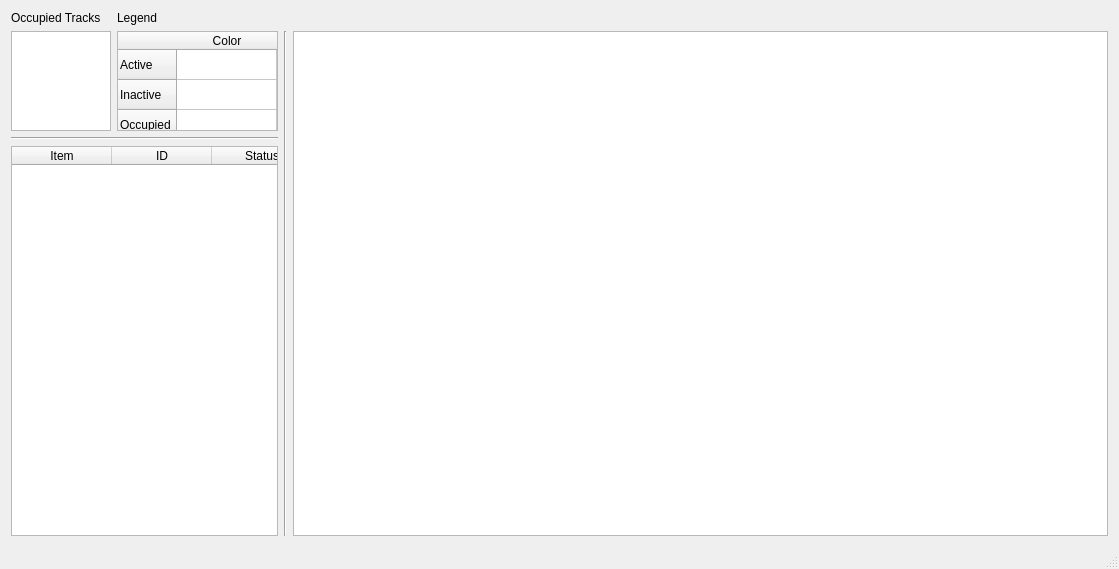
Above: mainwindow.ui from leeseemann/CPE_453 before the change. Below: the same form after it.
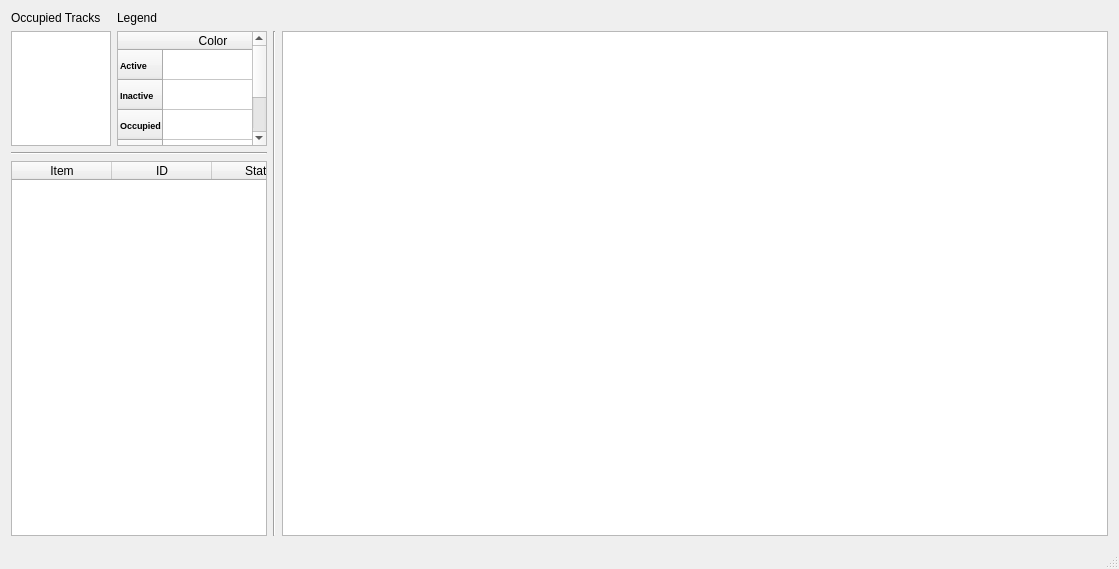
That is the form after the change.

```diff
--- a/mainwindow.ui
+++ b/mainwindow.ui
@@ -15,8 +15,8 @@
   </property>
   <widget class="QWidget" name="centralwidget">
    <layout class="QGridLayout" name="gridLayout">
-    <item row="1" column="1">
-     <widget class="QTableWidget" name="legend">
+    <item row="1" column="0">
+     <widget class="QListWidget" name="occupiedTracksList">
       <property name="sizePolicy">
        <sizepolicy hsizetype="Maximum" vsizetype="Expanding">
         <horstretch>0</horstretch>
@@ -26,74 +26,15 @@
       <property name="maximumSize">
        <size>
         <width>16777215</width>
-        <height>100</height>
+        <height>115</height>
        </size>
       </property>
-      <property name="verticalScrollBarPolicy">
-       <enum>Qt::ScrollBarAlwaysOff</enum>
-      </property>
       <property name="horizontalScrollBarPolicy">
        <enum>Qt::ScrollBarAlwaysOff</enum>
       </property>
       <property name="sizeAdjustPolicy">
        <enum>QAbstractScrollArea::AdjustToContents</enum>
       </property>
-      <row>
-       <property name="text">
-        <string>Active</string>
-       </property>
-      </row>
-      <row>
-       <property name="text">
-        <string>Inactive</string>
-       </property>
-      </row>
-      <row>
-       <property name="text">
-        <string>Occupied</string>
-       </property>
-      </row>
-      <column>
-       <property name="text">
-        <string>Color</string>
-       </property>
-       <property name="textAlignment">
-        <set>AlignHCenter|AlignVCenter|AlignCenter</set>
-       </property>
-      </column>
-      <item row="0" column="0">
-       <property name="text">
-        <string/>
-       </property>
-       <property name="background">
-        <brush brushstyle="NoBrush">
-         <color alpha="255">
-          <red>0</red>
-          <green>0</green>
-          <blue>0</blue>
-         </color>
-        </brush>
-       </property>
-      </item>
-      <item row="1" column="0">
-       <property name="text">
-        <string/>
-       </property>
-      </item>
-      <item row="2" column="0">
-       <property name="text">
-        <string/>
-       </property>
-       <property name="foreground">
-        <brush brushstyle="NoBrush">
-         <color alpha="255">
-          <red>0</red>
-          <green>0</green>
-          <blue>0</blue>
-         </color>
-        </brush>
-       </property>
-      </item>
      </widget>
     </item>
     <item row="1" column="3" rowspan="3">
@@ -103,20 +44,6 @@
       </property>
      </widget>
     </item>
-    <item row="2" column="0" colspan="2">
-     <widget class="Line" name="line">
-      <property name="orientation">
-       <enum>Qt::Horizontal</enum>
-      </property>
-     </widget>
-    </item>
-    <item row="0" column="0">
-     <widget class="QLabel" name="lblOccupiedTracks">
-      <property name="text">
-       <string>Occupied Tracks</string>
-      </property>
-     </widget>
-    </item>
     <item row="0" column="1">
      <widget class="QLabel" name="lblLegend">
       <property name="text">
@@ -124,6 +51,27 @@
       </property>
      </widget>
     </item>
+    <item row="0" column="0">
+     <widget class="QLabel" name="lblOccupiedTracks">
+      <property name="text">
+       <string>Occupied Tracks</string>
+      </property>
+     </widget>
+    </item>
+    <item row="2" column="0" colspan="2">
+     <widget class="Line" name="line">
+      <property name="orientation">
+       <enum>Qt::Horizontal</enum>
+      </property>
+     </widget>
+    </item>
+    <item row="1" column="2" rowspan="3">
+     <widget class="Line" name="line_2">
+      <property name="orientation">
+       <enum>Qt::Vertical</enum>
+      </property>
+     </widget>
+    </item>
     <item row="3" column="0" colspan="2">
      <widget class="QTreeWidget" name="treeWidget">
       <property name="maximumSize">
@@ -170,44 +118,82 @@
       </column>
      </widget>
     </item>
-    <item row="1" column="2" rowspan="3">
-     <widget class="Line" name="line_2">
-      <property name="orientation">
-       <enum>Qt::Vertical</enum>
-      </property>
-     </widget>
-    </item>
-    <item row="1" column="0">
-     <widget class="QListWidget" name="occupiedTracksList">
-      <property name="sizePolicy">
-       <sizepolicy hsizetype="Maximum" vsizetype="Expanding">
-        <horstretch>0</horstretch>
-        <verstretch>0</verstretch>
-       </sizepolicy>
-      </property>
+    <item row="1" column="1">
+     <widget class="QTableWidget" name="legend">
       <property name="maximumSize">
        <size>
-        <width>16777215</width>
-        <height>100</height>
+        <width>150</width>
+        <height>115</height>
        </size>
       </property>
-      <property name="horizontalScrollBarPolicy">
-       <enum>Qt::ScrollBarAlwaysOff</enum>
-      </property>
-      <property name="sizeAdjustPolicy">
-       <enum>QAbstractScrollArea::AdjustToContents</enum>
-      </property>
+      <row>
+       <property name="text">
+        <string>Active</string>
+       </property>
+       <property name="font">
+        <font>
+         <pointsize>7</pointsize>
+         <weight>75</weight>
+         <bold>true</bold>
+        </font>
+       </property>
+      </row>
+      <row>
+       <property name="text">
+        <string>Inactive</string>
+       </property>
+       <property name="font">
+        <font>
+         <pointsize>7</pointsize>
+         <weight>75</weight>
+         <bold>true</bold>
+        </font>
+       </property>
+      </row>
+      <row>
+       <property name="text">
+        <string>Occupied</string>
+       </property>
+       <property name="font">
+        <font>
+         <pointsize>7</pointsize>
+         <weight>75</weight>
+         <bold>true</bold>
+        </font>
+       </property>
+      </row>
+      <row>
+       <property name="text">
+        <string>Bypass</string>
+       </property>
+       <property name="font">
+        <font>
+         <pointsize>7</pointsize>
+         <weight>75</weight>
+         <bold>true</bold>
+        </font>
+       </property>
+      </row>
+      <row>
+       <property name="text">
+        <string>Pass</string>
+       </property>
+       <property name="font">
+        <font>
+         <pointsize>7</pointsize>
+         <weight>75</weight>
+         <bold>true</bold>
+        </font>
+       </property>
+      </row>
+      <column>
+       <property name="text">
+        <string>Color</string>
+       </property>
+      </column>
      </widget>
     </item>
    </layout>
-   <zorder>graphicsView</zorder>
-   <zorder>line</zorder>
-   <zorder>lblOccupiedTracks</zorder>
-   <zorder>lblLegend</zorder>
-   <zorder>treeWidget</zorder>
-   <zorder>line_2</zorder>
-   <zorder>legend</zorder>
-   <zorder>occupiedTracksList</zorder>
   </widget>
   <widget class="QMenuBar" name="menubar">
    <property name="geometry">
```
